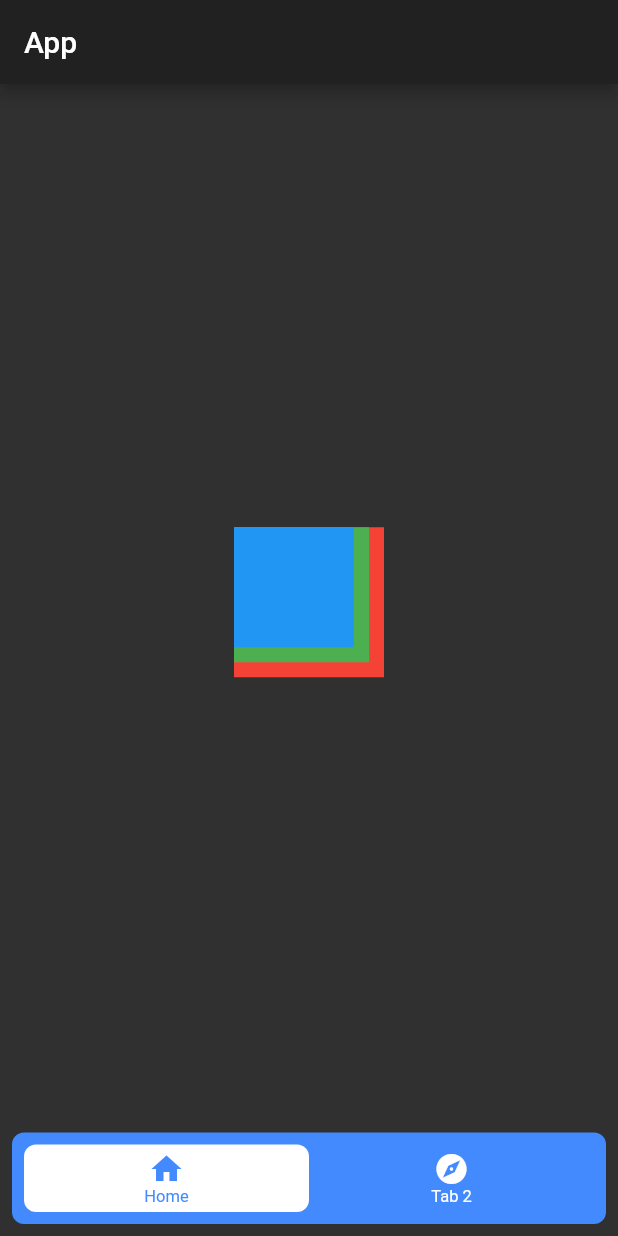
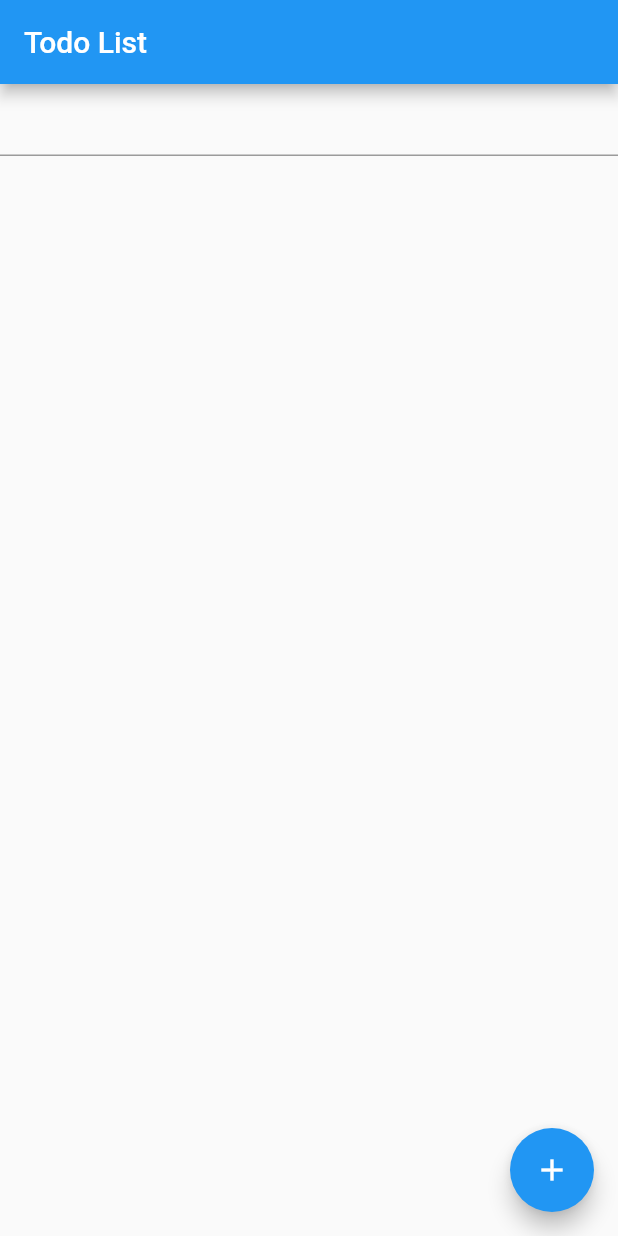
Before and after one commit to aundrae/flutter-naviagtion, a Flutter app: the screen it shows after launch, on a phone screen of 412 x 824 dp. Run offline on Flutter 3.47's test engine with Material 2 defaults, Android fonts, the phone set to English and light mode, and no system bars; drawn by our look-alikes of floating_bottom_navigation_bar.

Commit message:
addeding testing

```diff
--- a/lib/main.dart
+++ b/lib/main.dart
@@ -1,16 +1,13 @@
 import 'package:flutter/material.dart';
 //Replace with ./components/drawer.dart
 import './components/bottom_navigation.dart';
+import './screens/testing.dart';
 void main() => runApp(MyApp());
 
 class MyApp extends StatelessWidget {
   // This widget is the root of your application.
   @override
   Widget build(BuildContext context) {
-    return MaterialApp(
-      title: 'Flutter Demo',
-      theme: ThemeData.dark(),
-      home: MyHomePage(title: "App"),
-    );
+    return TodoList();
   }
 }
--- /dev/null
+++ b/lib/screens/testing.dart
@@ -0,0 +1,55 @@
+import 'package:flutter/material.dart';
+
+class TodoList extends StatefulWidget {
+  @override
+  _TodoListState createState() => _TodoListState();
+}
+
+class _TodoListState extends State<TodoList> {
+  static const _appTitle = 'Todo List';
+  final todos = <String>[];
+  final controller = TextEditingController();
+
+  @override
+  Widget build(BuildContext context) {
+    return MaterialApp(
+      title: _appTitle,
+      home: Scaffold(
+        appBar: AppBar(
+          title: Text(_appTitle),
+        ),
+        body: Column(
+          children: [
+            TextField(
+              controller: controller,
+            ),
+            Expanded(
+              child: ListView.builder(
+                itemCount: todos.length,
+                itemBuilder: (BuildContext context, int index) {
+                  final todo = todos[index];
+
+                  return Dismissible(
+                    key: Key('$todo$index'),
+                    onDismissed: (direction) => todos.removeAt(index),
+                    child: ListTile(title: Text(todo)),
+                    background: Container(color: Colors.red),
+                  );
+                },
+              ),
+            ),
+          ],
+        ),
+        floatingActionButton: FloatingActionButton(
+          onPressed: () {
+            setState(() {
+              todos.add(controller.text);
+              controller.clear();
+            });
+          },
+          child: Icon(Icons.add),
+        ),
+      ),
+    );
+  }
+}
```
Also changed, not shown: lib/components/bottom_navigation.dart (line endings or trailing spaces), lib/components/drawer.dart (line endings or trailing spaces), lib/screens/intent.dart (line endings or trailing spaces), lib/screens/screen1.dart (line endings or trailing spaces), lib/screens/screen2.dart (line endings or trailing spaces), lib/screens/webview.dart (line endings or trailing spaces), pubspec.yaml (line endings or trailing spaces), 34 other files.
